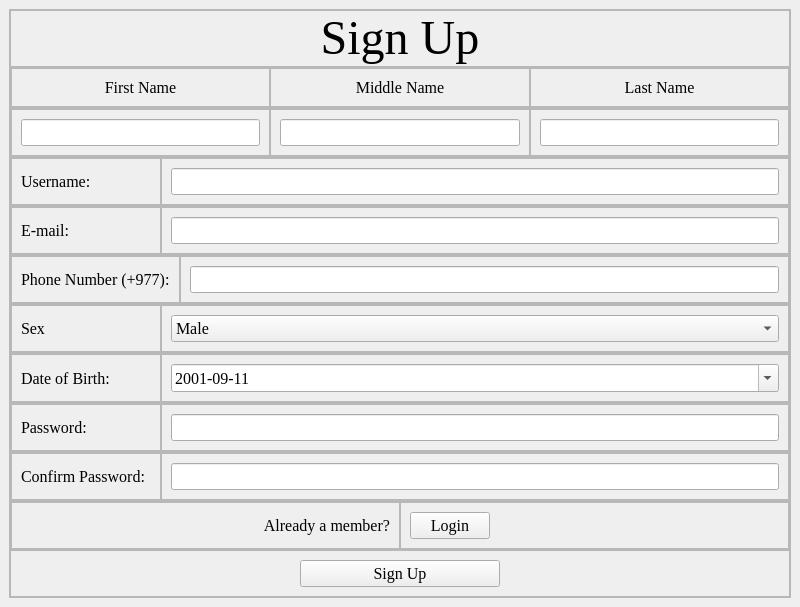
Qt form signup.ui (aavashlamichhane/LibMan) before a commit.
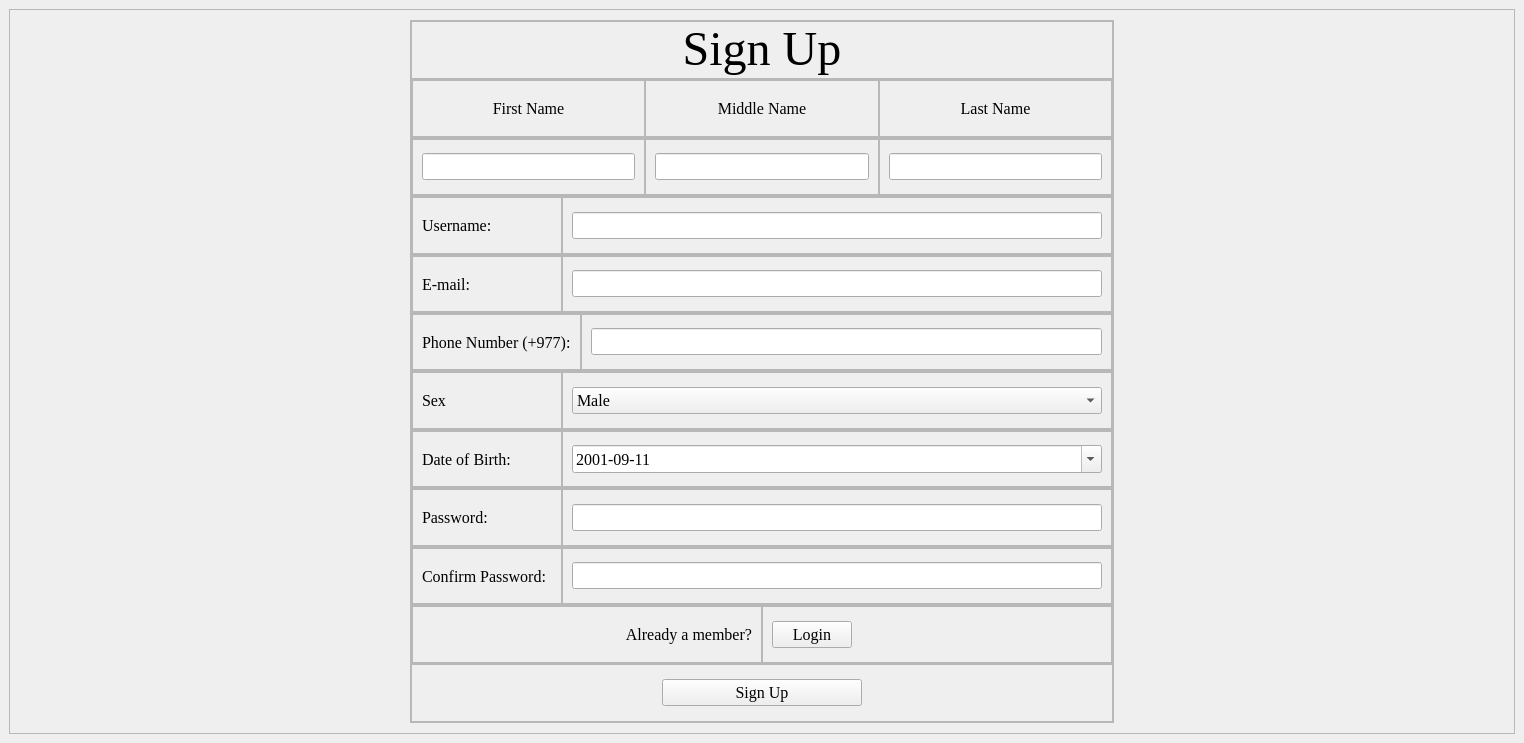
The same form after that commit.

Patch:
```diff
--- a/signup.ui
+++ b/signup.ui
@@ -6,8 +6,8 @@
    <rect>
     <x>0</x>
     <y>0</y>
-    <width>800</width>
-    <height>600</height>
+    <width>773</width>
+    <height>743</height>
    </rect>
   </property>
   <property name="windowTitle">
@@ -16,7 +16,26 @@
   <widget class="QWidget" name="centralwidget">
    <layout class="QVBoxLayout" name="verticalLayout_7">
     <item>
+     <widget class="QFrame" name="frame_36">
+      <property name="frameShape">
+       <enum>QFrame::StyledPanel</enum>
+      </property>
+      <property name="frameShadow">
+       <enum>QFrame::Raised</enum>
+      </property>
      <layout class="QVBoxLayout" name="verticalLayout_2">
+       <property name="leftMargin">
+        <number>400</number>
+       </property>
+       <property name="topMargin">
+        <number>10</number>
+       </property>
+       <property name="rightMargin">
+        <number>400</number>
+       </property>
+       <property name="bottomMargin">
+        <number>10</number>
+       </property>
       <item>
        <widget class="QFrame" name="frame">
         <property name="frameShape">
@@ -1090,6 +1109,7 @@
        </widget>
       </item>
      </layout>
+     </widget>
     </item>
    </layout>
   </widget>
```
Lines whose indentation alone changed are shown as unchanged.
